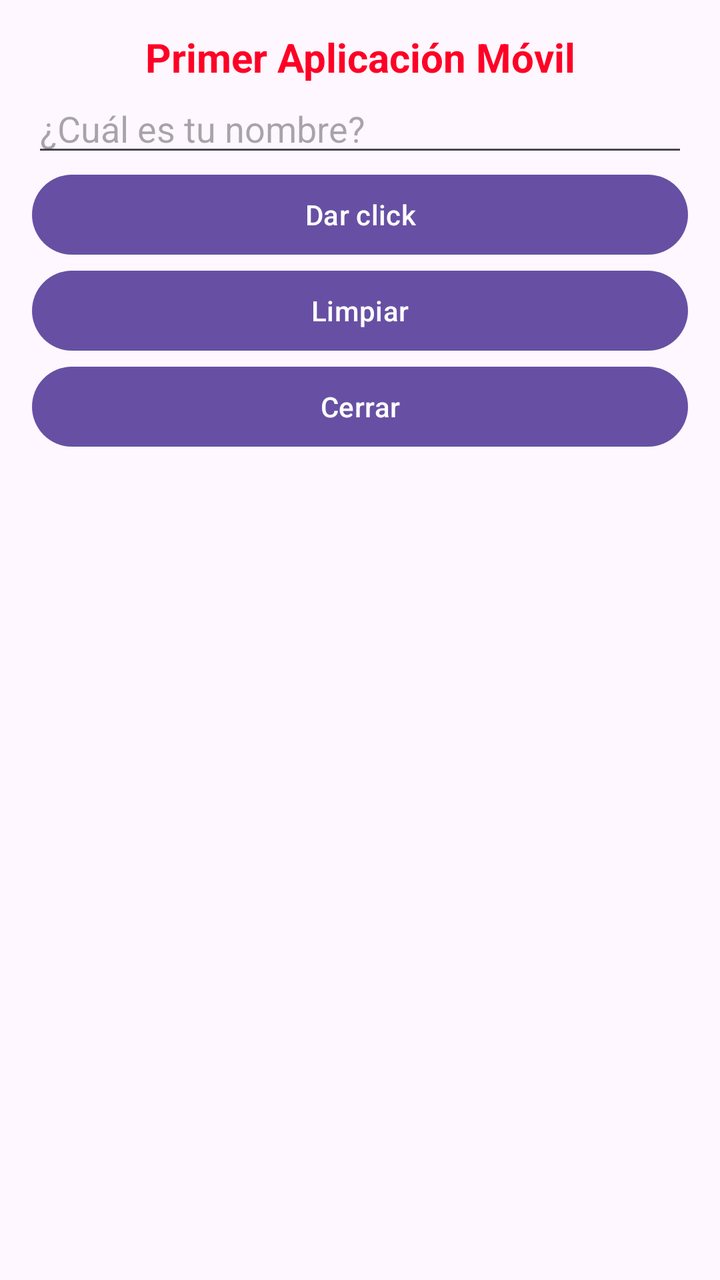
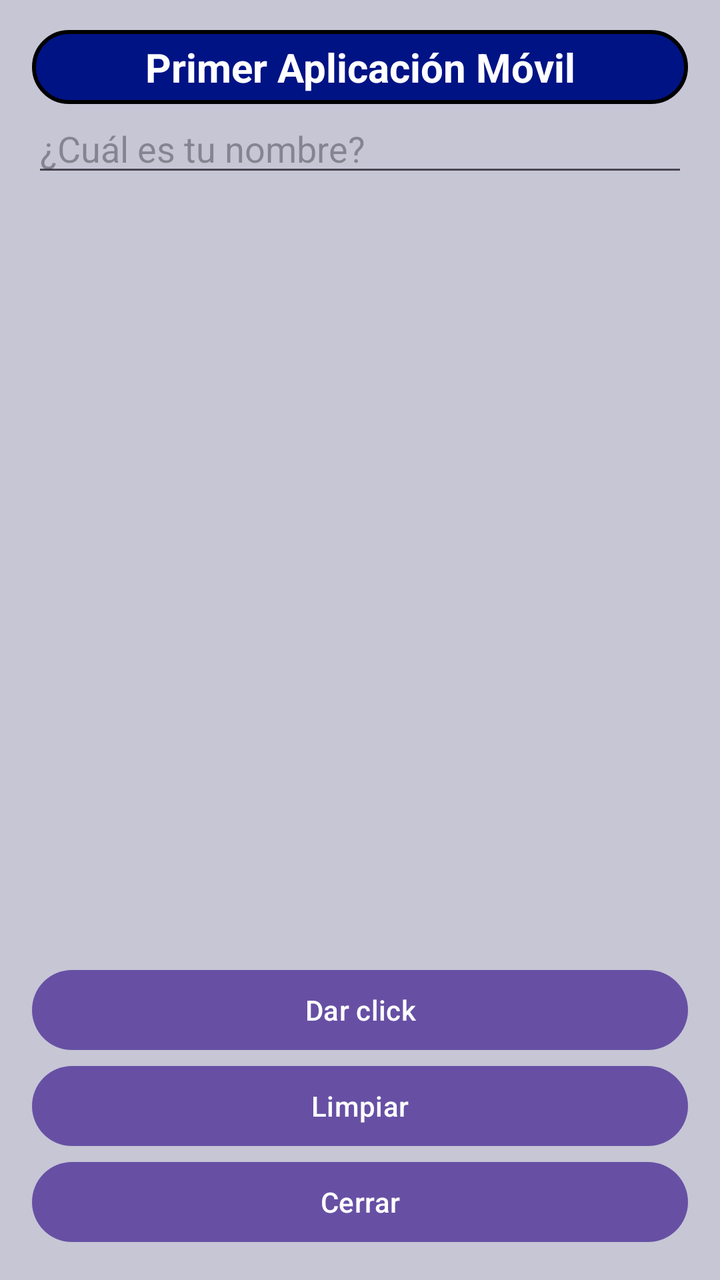

An Android layout rendered at two revisions. The XML below is the earlier revision; the diff shows what the commit changed to produce the second picture.
<!-- AndroidManifest.xml: application theme Theme.AppHola -->
<!-- res/layout/activity_main.xml -->
<?xml version="1.0" encoding="utf-8"?>
<androidx.constraintlayout.widget.ConstraintLayout xmlns:android="http://schemas.android.com/apk/res/android"
    xmlns:app="http://schemas.android.com/apk/res-auto"
    xmlns:tools="http://schemas.android.com/tools"
    android:id="@+id/main"
    android:layout_width="match_parent"
    android:layout_height="match_parent"
    tools:context=".MainActivity">

    <LinearLayout
        android:layout_width="match_parent"
        android:layout_height="match_parent"
        android:orientation="vertical"
        android:paddingLeft="16sp"
        android:paddingRight="16sp"
        android:paddingBottom="16sp"
        android:paddingVertical="15sp">
        <TextView
            android:layout_width="match_parent"
            android:layout_height="wrap_content"
            android:text="@string/strtitulo"
            android:textSize="20sp"
            android:textColor="@color/red"
            android:gravity="center"
            android:textStyle="bold">
        </TextView>
        <EditText
            android:layout_width="match_parent"
            android:layout_height="wrap_content"
            android:hint="@string/strtunombre"
            android:inputType="text"
            android:id="@+id/txtnombre">
        </EditText>

        <Button
            android:layout_width="match_parent"
            android:layout_height="wrap_content"
            android:text="@string/strpulsar"
            android:id="@+id/btnPulsar">
        </Button>
        <Button
        android:layout_width="match_parent"
        android:layout_height="wrap_content"
        android:text="@string/strlimpiar"
        android:id="@+id/btnLimpiar">
        </Button>
        <Button
            android:layout_width="match_parent"
            android:layout_height="wrap_content"
            android:text="@string/strcerrar"
            android:id="@+id/btnCerrar">
        </Button>


    </LinearLayout>

</androidx.constraintlayout.widget.ConstraintLayout>
<!-- resources referenced by this layout -->
<resources>
  <color name="red">#FF0026</color>
  <string name="strcerrar">Cerrar</string>
  <string name="strlimpiar">Limpiar</string>
  <string name="strpulsar">Dar click</string>
  <string name="strtitulo">Primer Aplicación Móvil </string>
  <string name="strtunombre">¿Cuál es tu nombre?</string>&gt;
  <style name="Theme.AppHola" parent="Base.Theme.AppHola" />
  <style name="Base.Theme.AppHola" parent="Theme.Material3.DayNight.NoActionBar">
          
          
      </style>
</resources>

<!-- the commit's change to res/layout/activity_main.xml (unified diff, before → after) -->
@@ -13,6 +13,7 @@
         android:orientation="vertical"
         android:paddingLeft="16sp"
         android:paddingRight="16sp"
+        android:background="@drawable/fondo_app"
         android:paddingBottom="16sp"
         android:paddingVertical="15sp">
         <TextView
@@ -20,8 +21,9 @@
             android:layout_height="wrap_content"
             android:text="@string/strtitulo"
             android:textSize="20sp"
-            android:textColor="@color/red"
+            android:textColor="@color/white"
             android:gravity="center"
+            android:background="@drawable/fondo_titulo"
             android:textStyle="bold">
         </TextView>
         <EditText
@@ -32,6 +34,11 @@
             android:id="@+id/txtnombre">
         </EditText>
 
+        <Space
+            android:layout_width="match_parent"
+            android:layout_height="wrap_content"
+            android:layout_weight="1">
+        </Space>
         <Button
             android:layout_width="match_parent"
             android:layout_height="wrap_content"
<!-- resource entries referenced after the edit -->
@@ -1,12 +1,43 @@
 <!-- resources referenced by this layout -->
 <resources>
-  <color name="red">#FF0026</color>
+  <color name="white">#FFFFFFFF</color>
+  <!-- drawable fondo_app (drawable) -->
+  <?xml version="1.0" encoding="utf-8"?>
+  <shape xmlns:android="http://schemas.android.com/apk/res/android">
+      
+      <solid android:color="@color/grey">
+      </solid>
+  </shape>
+  <!-- drawable fondo_titulo (drawable) -->
+  <?xml version="1.0" encoding="utf-8"?>
+  <shape xmlns:android="http://schemas.android.com/apk/res/android">
+      
+      <solid android:color="@color/blue">
+      </solid>
+  
+      
+      <corners android:radius="20dp">
+      </corners>
+  
+      
+      <stroke android:width="2dp" android:color="@color/black">
+      </stroke>
+  
+      
+      <padding android:left="10dp" android:right="10dp"
+          android:top="5dp" android:bottom="5dp">
+      </padding>
+  
+  </shape>
   <string name="strcerrar">Cerrar</string>
   <string name="strlimpiar">Limpiar</string>
   <string name="strpulsar">Dar click</string>
   <string name="strtitulo">Primer Aplicación Móvil </string>
   <string name="strtunombre">¿Cuál es tu nombre?</string>&gt;
   <style name="Theme.AppHola" parent="Base.Theme.AppHola" />
+  <color name="grey">#C6C6D5</color>
+  <color name="blue">#001385</color>
+  <color name="black">#FF000000</color>
   <style name="Base.Theme.AppHola" parent="Theme.Material3.DayNight.NoActionBar">
           
           
